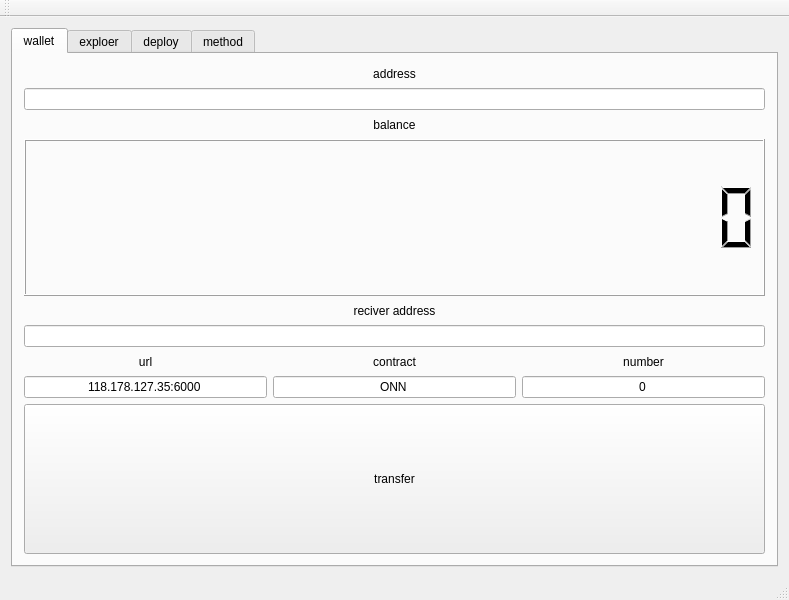
The window that MainWindow.ui (t2dk49580/OriginWallet) describes before a commit, drawn with Qt 5.
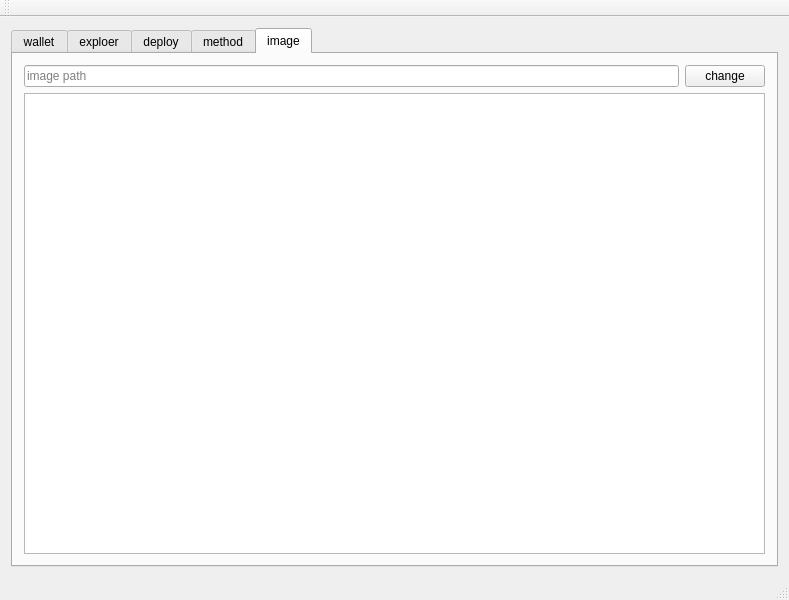
The same window after the commit. The open tabs and pages were chosen to show the change.

Patch:
```diff
--- a/MainWindow.ui
+++ b/MainWindow.ui
@@ -620,6 +620,34 @@
         </item>
        </layout>
       </widget>
+      <widget class="QWidget" name="tab_5">
+       <attribute name="title">
+        <string>image</string>
+       </attribute>
+       <layout class="QGridLayout" name="gridLayout_6">
+        <item row="0" column="0">
+         <layout class="QHBoxLayout" name="horizontalLayout_4">
+          <item>
+           <widget class="QLineEdit" name="le_image">
+            <property name="placeholderText">
+             <string>image path</string>
+            </property>
+           </widget>
+          </item>
+          <item>
+           <widget class="QPushButton" name="pb_image">
+            <property name="text">
+             <string>change</string>
+            </property>
+           </widget>
+          </item>
+         </layout>
+        </item>
+        <item row="1" column="0">
+         <widget class="QTextBrowser" name="tb_image"/>
+        </item>
+       </layout>
+      </widget>
      </widget>
     </item>
    </layout>
```
